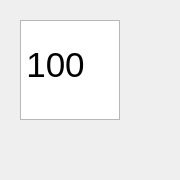
The window that asa_application/donut_chart.ui (razulued/qt_application) describes before a commit, drawn with Qt 5.
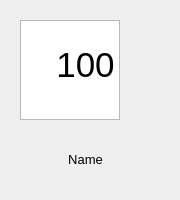
The same window after the commit. Custom widgets are drawn as their Qt base class.

Diff of the .ui file:
```diff
--- a/asa_application/donut_chart.ui
+++ b/asa_application/donut_chart.ui
@@ -7,7 +7,7 @@
     <x>0</x>
     <y>0</y>
     <width>180</width>
-    <height>180</height>
+    <height>200</height>
    </rect>
   </property>
   <property name="windowTitle">
@@ -21,7 +21,7 @@
     <rect>
      <x>10</x>
      <y>40</y>
-     <width>91</width>
+     <width>151</width>
      <height>50</height>
     </rect>
    </property>
@@ -47,6 +47,27 @@
     </rect>
    </property>
   </widget>
+  <widget class="QLabel" name="namelabel">
+   <property name="geometry">
+    <rect>
+     <x>10</x>
+     <y>139</y>
+     <width>151</width>
+     <height>41</height>
+    </rect>
+   </property>
+   <property name="font">
+    <font>
+     <pointsize>10</pointsize>
+    </font>
+   </property>
+   <property name="text">
+    <string>Name</string>
+   </property>
+   <property name="alignment">
+    <set>Qt::AlignCenter</set>
+   </property>
+  </widget>
   <zorder>graphicsView</zorder>
   <zorder>valuelabel</zorder>
  </widget>
```
Left out of the diff: 1 changed line with no effect on the pictures.
